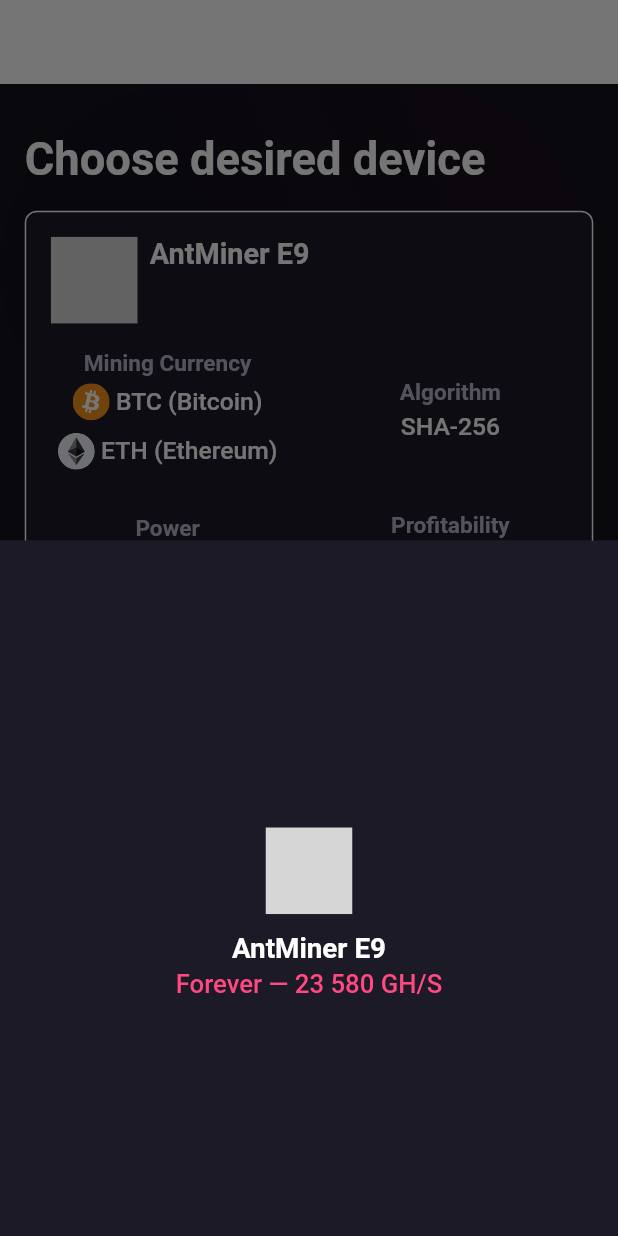
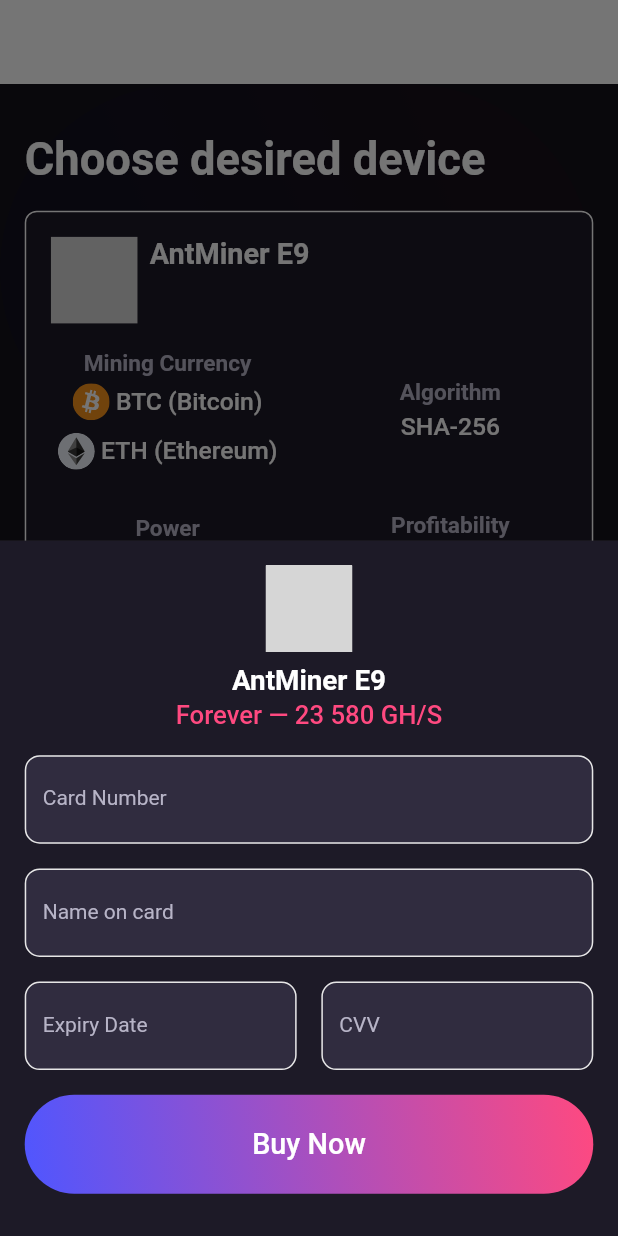
Before and after one commit to AymanYehia23/ebitcoiner, a Flutter app: the BuyMiningDeviceScreen screen opened by its route, after a tap on "Buy Device", on a phone screen of 412 x 824 dp. Run offline on Flutter 3.47's test engine with Material 2 defaults, Android fonts, the phone set to English and light mode, and no system bars; our stand-ins replace bloc, country_code_picker, device_preview, dio, equatable, flutter_bloc and 7 more; accounts and stored records are empty; network calls fail; Roboto replaces fonts that are missing (CircularStd); grey boxes are pictures that could not be loaded.

Commit message:
device screen

```diff
--- a/lib/main.dart
+++ b/lib/main.dart
@@ -15,7 +15,6 @@
 import 'package:hive_flutter/hive_flutter.dart';
 import 'package:path_provider/path_provider.dart' as path_provider;
 import 'package:sizer/sizer.dart';
-
 import 'core/constants/strings.dart';
 import 'core/themes/app_theme.dart';
 import 'data/data_providers/plan_contract_api.dart';
--- a/lib/presentation/assets/screen/assets_screen.dart
+++ b/lib/presentation/assets/screen/assets_screen.dart
@@ -4,6 +4,7 @@
 import 'package:hash_store/core/constants/strings.dart';
 import 'package:sizer/sizer.dart';
 import '../../../logic/cubit/assets/assets_cubit.dart';
+import '../../router/app_router.dart';
 import '../../shared_components/default_gradient_button.dart';
 import '../widgets/assets_change_chart_button.dart';
 import '../widgets/assets_chart_widget.dart';
@@ -115,7 +116,10 @@
                           ),
                         ],
                       ),
-                      onPressed: () {},
+                      onPressed: () {
+                        Navigator.of(context)
+                            .pushNamed(AppRouter.buyMiningDevice);
+                      },
                     ),
                   ),
                   SizedBox(
--- a/lib/presentation/assets/widgets/miners_gains_widget.dart
+++ b/lib/presentation/assets/widgets/miners_gains_widget.dart
@@ -3,6 +3,8 @@
 import 'package:hash_store/core/constants/strings.dart';
 import 'package:hash_store/presentation/shared_components/default_gradient_button.dart';
 import 'package:sizer/sizer.dart';
+
+import '../../router/app_router.dart';
 
 class MinersGainsWidget extends StatelessWidget {
   const MinersGainsWidget({
@@ -117,7 +119,10 @@
                         ),
                       ],
                     ),
-                    onPressed: () {},
+                    onPressed: () {
+                      Navigator.of(context)
+                            .pushNamed(AppRouter.buyMiningDevice);
+                    },
                   ),
                   SizedBox(height: 0.2.h,)
                 ],
--- a/lib/presentation/buy_mining_device/widgets/pay_for_buy_device_widget.dart
+++ b/lib/presentation/buy_mining_device/widgets/pay_for_buy_device_widget.dart
@@ -1,5 +1,7 @@
 import 'package:flutter/material.dart';
 import 'package:flutter_svg/svg.dart';
+import 'package:hash_store/presentation/shared_components/default_gradient_button.dart';
+import 'package:hash_store/presentation/shared_components/default_textfield.dart';
 import 'package:sizer/sizer.dart';
 import 'buy_mining_device_widget.dart';
 
@@ -17,17 +19,16 @@
   @override
   Widget build(BuildContext context) {
     return Container(
-            padding: EdgeInsets.only(top: 4.h),
+      padding: EdgeInsets.only(top: 2.h, left: 4.w, right: 4.w),
       color: const Color(0xff1d1a27),
-            child:
-                Column(mainAxisAlignment: MainAxisAlignment.center, children: [
+      child: Column(children: [
         SvgPicture.asset(
           yourMinerPic,
           height: 7.h,
           width: 7.h,
         ),
         SizedBox(
-                height: 1.5.h,
+          height: 1.h,
         ),
         Text(
           yourMinerName,
@@ -46,6 +47,42 @@
                 color: const Color.fromRGBO(255, 73, 128, 1),
               ),
         ),
+        SizedBox(
+          height: 2.h,
+        ),
+        const DefaultTextField(text: 'Card Number'),
+        SizedBox(
+          height: 2.h,
+        ),
+        const DefaultTextField(text: 'Name on card'),
+        SizedBox(
+          height: 2.h,
+        ),
+        Row(
+          children: [
+            const Expanded(
+              child: DefaultTextField(text: 'Expiry Date'),
+            ),
+            SizedBox(width: 4.w),
+            const Expanded(
+              child: DefaultTextField(text: 'CVV'),
+            ),
+          ],
+        ),
+        SizedBox(
+          height: 2.h,
+        ),
+        DefaultGradientButton(
+          isFilled: true,
+          text: Text(
+            'Buy Now',
+            style: Theme.of(context).textTheme.bodyText1!.copyWith(
+                  fontSize: 14.sp,
+                  color: Colors.white,
+                ),
+          ),
+          onPressed: () {},
+        ),
       ]),
     );
   }
--- a/lib/presentation/devices/widgets/your_miners_widget.dart
+++ b/lib/presentation/devices/widgets/your_miners_widget.dart
@@ -279,10 +279,7 @@
                               fontWeight: FontWeight.bold,
                             ),
                       ),
-                      onPressed: () {
-                        Navigator.of(context)
-                            .pushNamed(AppRouter.buyMiningDevice);
-                      }),
+                      onPressed: () {}),
                 ),
                 SizedBox(
                   height: 2.h,
```
Lines whose indentation alone changed are shown as unchanged.
